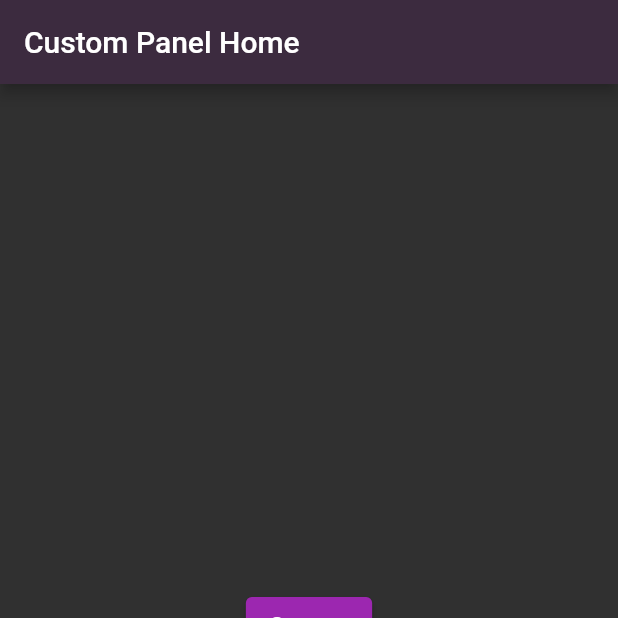
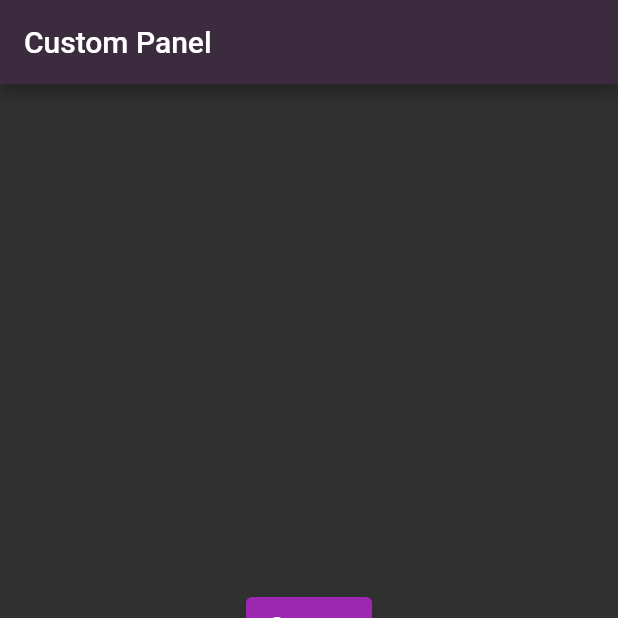
Before and after one commit to lopar6/custom-pannel, a Flutter app: the screen it shows after launch, on a phone screen of 412 x 824 dp, the top half of it. Run offline on Flutter 3.47's test engine with Material 2 defaults, Android fonts, the phone set to English and light mode, and no system bars.

Commit message:
move to folders

```diff
--- a/lib/main.dart
+++ b/lib/main.dart
@@ -1,6 +1,6 @@
 import 'package:flutter/material.dart';
 
-import 'app.dart';
+import 'widgets/app.dart';
 
 void main() {
   runApp(const MyApp());
--- a/lib/app.dart
+++ b/lib/widgets/app.dart
@@ -17,7 +17,7 @@ class MyApp extends StatelessWidget {
           appBarTheme:
               const AppBarTheme(color: Color.fromARGB(255, 60, 43, 63))),
       themeMode: ThemeMode.dark,
-      home: const HomePage(title: 'Custom Panel Home'),
+      home: const HomePage(),
     );
   }
 }
--- a/lib/home.dart
+++ b/lib/widgets/home.dart
@@ -1,8 +1,7 @@
 import 'package:flutter/material.dart';
 
 class HomePage extends StatefulWidget {
-  const HomePage({Key? key, required this.title}) : super(key: key);
-  final String title;
+  const HomePage({Key? key}) : super(key: key);
 
   @override
   State<HomePage> createState() => _HomePageState();
@@ -27,7 +26,7 @@ class _HomePageState extends State<HomePage> {
   Widget build(BuildContext context) {
     return Scaffold(
       appBar: AppBar(
-        title: Text(widget.title),
+        title: Text("Custom Panel"),
       ),
       body: Center(
         child: Column(
```
